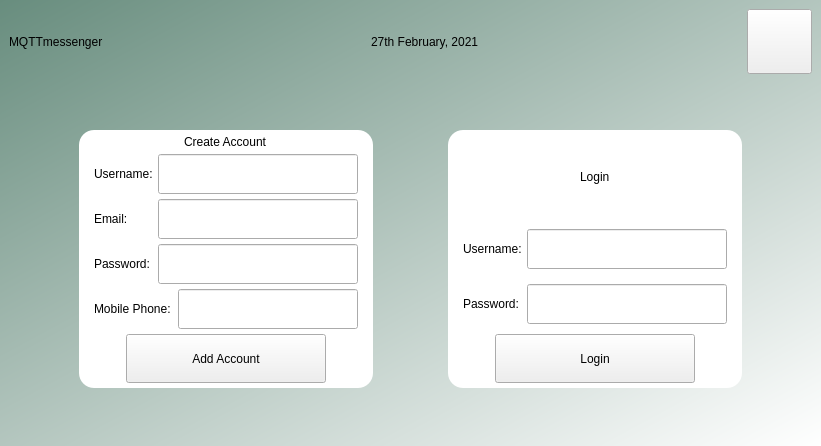
Before: the Qt Designer form mainwindow.ui in JimmyOkelly/MQTTmessenger, drawn with Qt 5.
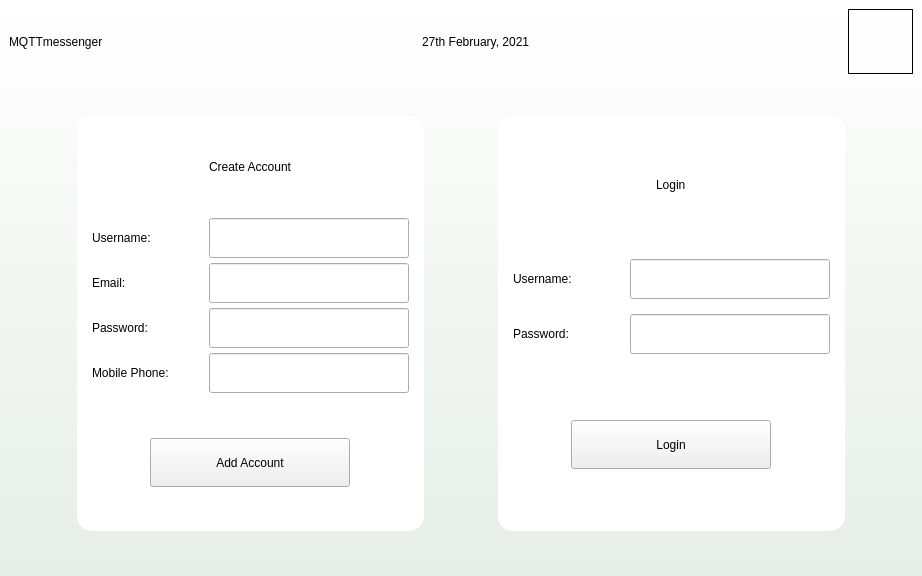
After: the same form once the commit is applied. Icons and pictures are not drawn.

```diff
--- a/mainwindow.ui
+++ b/mainwindow.ui
@@ -6,15 +6,16 @@
    <rect>
     <x>0</x>
     <y>0</y>
-    <width>821</width>
-    <height>446</height>
+    <width>922</width>
+    <height>576</height>
    </rect>
   </property>
   <property name="windowTitle">
    <string>MainWindow</string>
   </property>
   <property name="styleSheet">
-   <string notr="true">#centralwidget{background:qlineargradient(spread:pad, x1:0, y1:0, x2:1, y2:1, stop:0 rgba(104, 141, 126, 255), stop:1 rgba(255, 255, 255, 255))}
+   <string notr="true">#centralwidget{
+	background-color: qlineargradient(spread:pad, x1:1, y1:1, x2:1, y2:0, stop:0 rgba(230, 238, 231, 255), stop:1 rgba(255, 255, 255, 255));}
 
 #createAcc{
 background-color:rgb(255, 255, 255);
@@ -59,7 +60,10 @@
        </spacer>
       </item>
       <item>
-       <widget class="QLabel" name="label_2">
+       <widget class="QLabel" name="date">
+        <property name="styleSheet">
+         <string notr="true">font: 15pt &quot;Ubuntu&quot;;</string>
+        </property>
         <property name="text">
          <string>27th February, 2021</string>
         </property>
@@ -87,7 +91,7 @@
          </size>
         </property>
         <property name="styleSheet">
-         <string notr="true">background-image: url(/home/ntu-user/eclipse-workspace/MQTTMessenger/icons8-shutdown-64.png)
+         <string notr="true">border: 1px solid black;
 
 </string>
         </property>
@@ -150,6 +154,19 @@
          <property name="bottomMargin">
           <number>5</number>
          </property>
+         <item>
+          <spacer name="verticalSpacer_7">
+           <property name="orientation">
+            <enum>Qt::Vertical</enum>
+           </property>
+           <property name="sizeHint" stdset="0">
+            <size>
+             <width>20</width>
+             <height>40</height>
+            </size>
+           </property>
+          </spacer>
+         </item>
          <item alignment="Qt::AlignHCenter">
           <widget class="QLabel" name="label_3">
            <property name="minimumSize">
@@ -169,12 +186,25 @@
            </property>
           </widget>
          </item>
+         <item>
+          <spacer name="verticalSpacer_5">
+           <property name="orientation">
+            <enum>Qt::Vertical</enum>
+           </property>
+           <property name="sizeHint" stdset="0">
+            <size>
+             <width>20</width>
+             <height>40</height>
+            </size>
+           </property>
+          </spacer>
+         </item>
          <item>
           <layout class="QHBoxLayout" name="horizontalLayout_6">
            <item>
             <widget class="QLabel" name="label_7">
              <property name="text">
-              <string>Username:</string>
+              <string>Username:                </string>
              </property>
             </widget>
            </item>
@@ -246,6 +276,9 @@
                <height>40</height>
               </size>
              </property>
+             <property name="echoMode">
+              <enum>QLineEdit::Password</enum>
+             </property>
             </widget>
            </item>
           </layout>
@@ -269,7 +302,7 @@
              </property>
              <property name="minimumSize">
               <size>
-               <width>180</width>
+               <width>200</width>
                <height>40</height>
               </size>
              </property>
@@ -277,6 +310,19 @@
            </item>
           </layout>
          </item>
+         <item>
+          <spacer name="verticalSpacer_6">
+           <property name="orientation">
+            <enum>Qt::Vertical</enum>
+           </property>
+           <property name="sizeHint" stdset="0">
+            <size>
+             <width>20</width>
+             <height>40</height>
+            </size>
+           </property>
+          </spacer>
+         </item>
          <item alignment="Qt::AlignHCenter">
           <widget class="QPushButton" name="createAccBtn">
            <property name="sizePolicy">
@@ -296,6 +342,19 @@
            </property>
           </widget>
          </item>
+         <item>
+          <spacer name="verticalSpacer_9">
+           <property name="orientation">
+            <enum>Qt::Vertical</enum>
+           </property>
+           <property name="sizeHint" stdset="0">
+            <size>
+             <width>20</width>
+             <height>40</height>
+            </size>
+           </property>
+          </spacer>
+         </item>
         </layout>
        </widget>
       </item>
@@ -330,6 +389,19 @@
          <property name="bottomMargin">
           <number>5</number>
          </property>
+         <item>
+          <spacer name="verticalSpacer_8">
+           <property name="orientation">
+            <enum>Qt::Vertical</enum>
+           </property>
+           <property name="sizeHint" stdset="0">
+            <size>
+             <width>20</width>
+             <height>40</height>
+            </size>
+           </property>
+          </spacer>
+         </item>
          <item alignment="Qt::AlignHCenter">
           <widget class="QLabel" name="label_8">
            <property name="styleSheet">
@@ -340,6 +412,19 @@
            </property>
           </widget>
          </item>
+         <item>
+          <spacer name="verticalSpacer_4">
+           <property name="orientation">
+            <enum>Qt::Vertical</enum>
+           </property>
+           <property name="sizeHint" stdset="0">
+            <size>
+             <width>20</width>
+             <height>40</height>
+            </size>
+           </property>
+          </spacer>
+         </item>
          <item>
           <layout class="QHBoxLayout" name="horizontalLayout_7">
            <property name="topMargin">
@@ -351,7 +436,7 @@
            <item>
             <widget class="QLabel" name="label_9">
              <property name="text">
-              <string>Username:</string>
+              <string>Username:                </string>
              </property>
             </widget>
            </item>
@@ -369,6 +454,9 @@
                <height>40</height>
               </size>
              </property>
+             <property name="echoMode">
+              <enum>QLineEdit::Normal</enum>
+             </property>
             </widget>
            </item>
           </layout>
@@ -402,10 +490,26 @@
                <height>40</height>
               </size>
              </property>
+             <property name="echoMode">
+              <enum>QLineEdit::Password</enum>
+             </property>
             </widget>
            </item>
           </layout>
          </item>
+         <item>
+          <spacer name="verticalSpacer_3">
+           <property name="orientation">
+            <enum>Qt::Vertical</enum>
+           </property>
+           <property name="sizeHint" stdset="0">
+            <size>
+             <width>20</width>
+             <height>40</height>
+            </size>
+           </property>
+          </spacer>
+         </item>
          <item alignment="Qt::AlignHCenter">
           <widget class="QPushButton" name="loginBtn">
            <property name="sizePolicy">
@@ -420,11 +524,27 @@
              <height>49</height>
             </size>
            </property>
+           <property name="styleSheet">
+            <string notr="true"/>
+           </property>
            <property name="text">
             <string>Login</string>
            </property>
           </widget>
          </item>
+         <item>
+          <spacer name="verticalSpacer_10">
+           <property name="orientation">
+            <enum>Qt::Vertical</enum>
+           </property>
+           <property name="sizeHint" stdset="0">
+            <size>
+             <width>20</width>
+             <height>40</height>
+            </size>
+           </property>
+          </spacer>
+         </item>
         </layout>
        </widget>
       </item>
```
Left out of the diff: 5 changed lines with no effect on the pictures.
